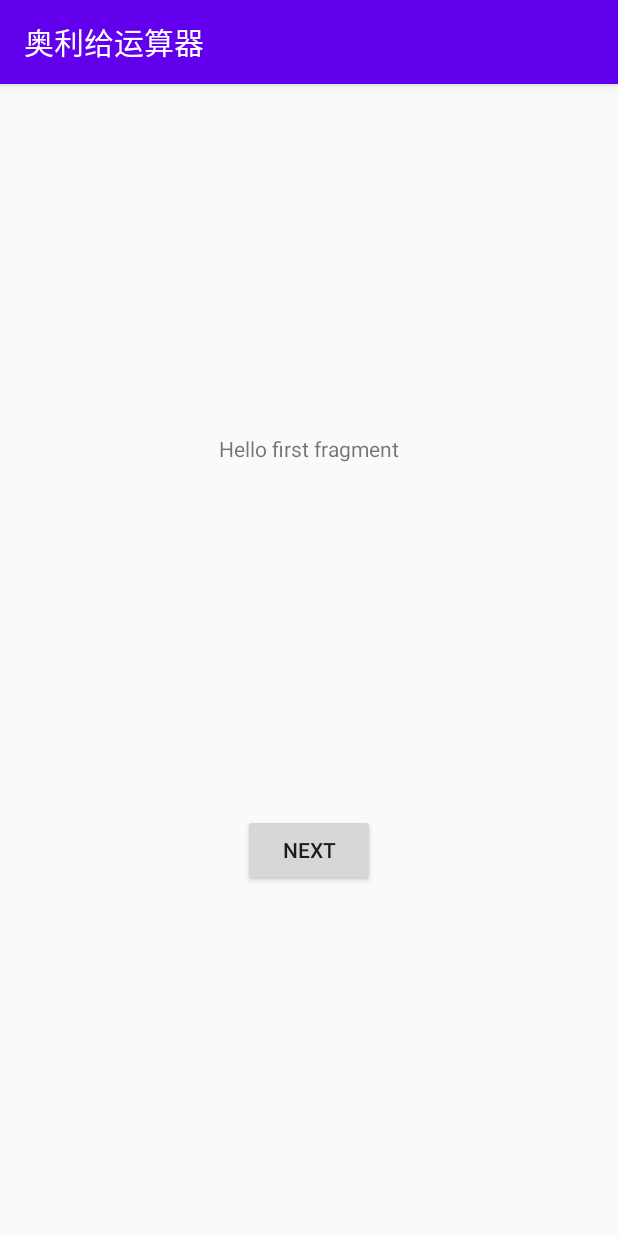
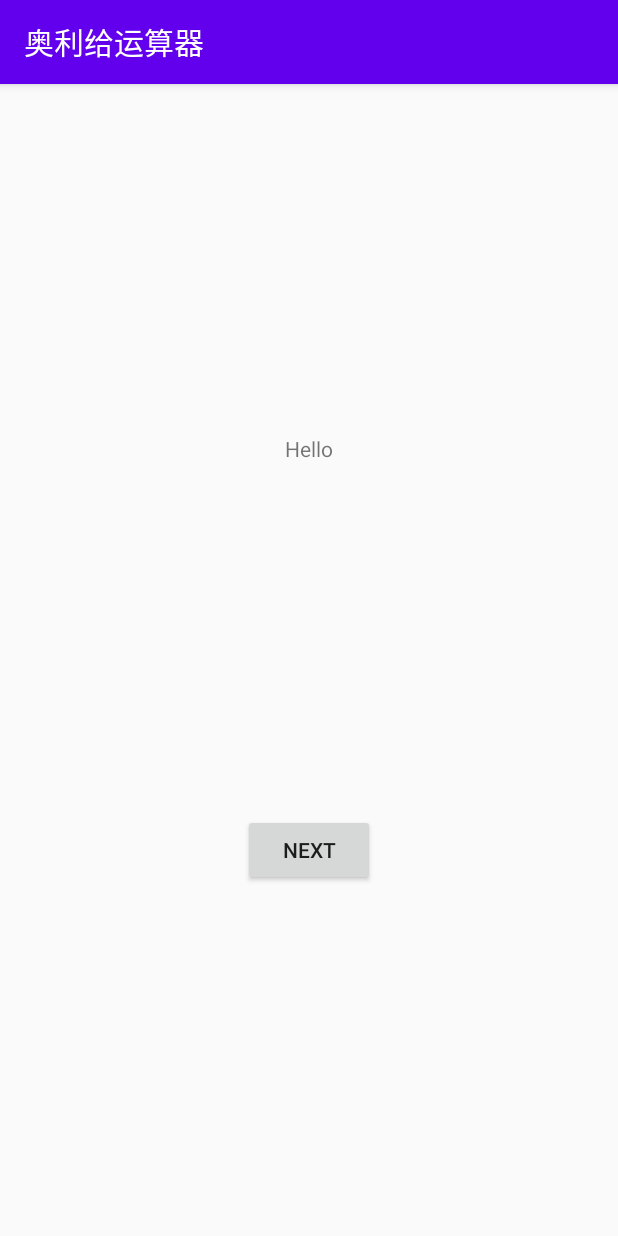
Before and after one commit to ALittlePanda/Demo_02, an Android app: the fragment First2Fragment shown on its own in the app's theme, on a phone screen of 412 x 824 dp. Run offline under Robolectric (Android 15) with nearby library versions, the phone set to English and light mode, and no system bars.

```diff
--- a/app/src/main/res/values/strings.xml
+++ b/app/src/main/res/values/strings.xml
@@ -7,7 +7,7 @@
     <string name="next">Next</string>
     <string name="previous">Previous</string>
 
-    <string name="hello_first_fragment">Hello first fragment</string>
+    <string name="hello_first_fragment">Hello</string>
     <string name="hello_second_fragment">Hello second fragment. Arg: %1$s</string>
     <string name="name">奥利给运算器</string>
     <string name="shuju_1">数据1</string>
```
